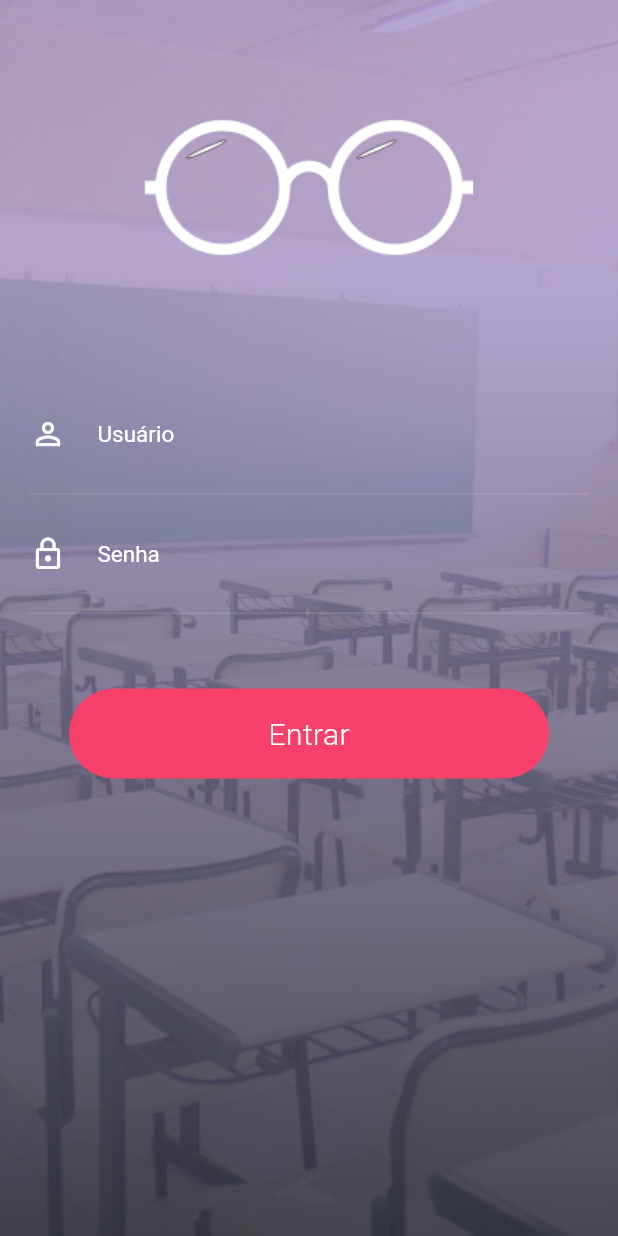
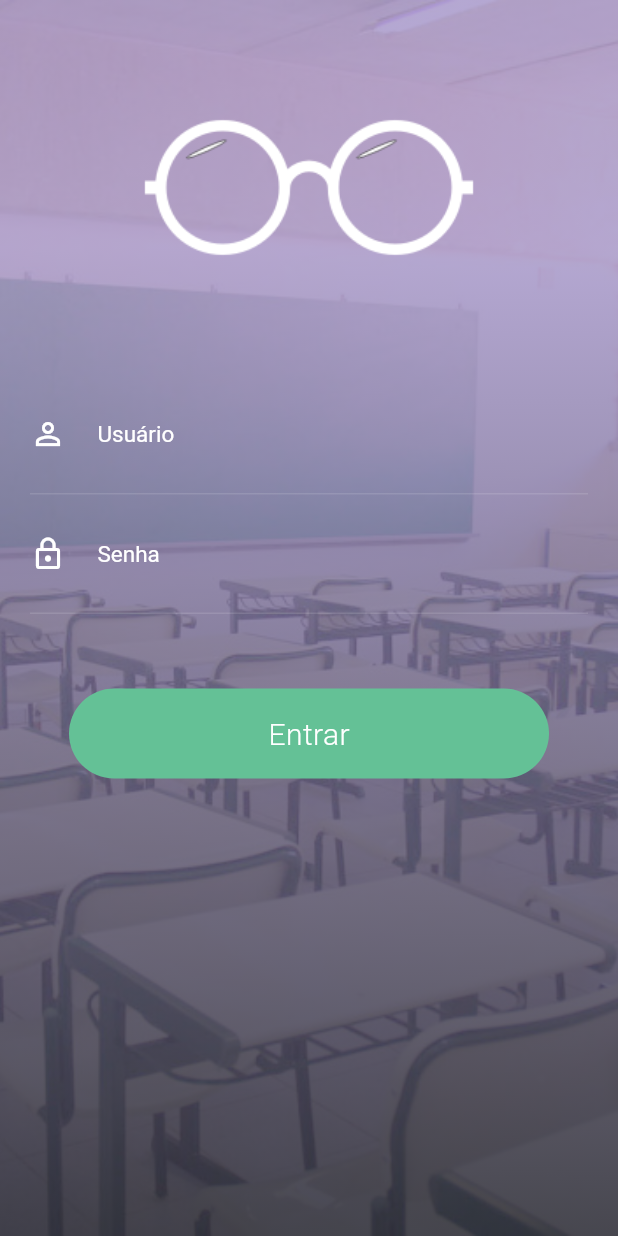
Before and after one commit to giovannilima262/appbullying, a Flutter app: the screen it shows after launch, on a phone screen of 412 x 824 dp. Run offline on Flutter 3.47's test engine with Material 2 defaults, Android fonts, the phone set to English and light mode, and no system bars.

```diff
--- a/appbullying/lib/Components/SignInButton.dart
+++ b/appbullying/lib/Components/SignInButton.dart
@@ -9,7 +9,7 @@ class SignIn extends StatelessWidget {
       height: 60.0,
       alignment: FractionalOffset.center,
       decoration: new BoxDecoration(
-        color: const Color.fromRGBO(247, 64, 106, 1.0),
+        color: const Color.fromRGBO(100, 193, 150, 1),
         borderRadius: new BorderRadius.all(const Radius.circular(30.0)),
       ),
       child: new Text(
--- a/appbullying/lib/Screens/Login/loginAnimation.dart
+++ b/appbullying/lib/Screens/Login/loginAnimation.dart
@@ -75,7 +75,7 @@ class StaggerAnimation extends StatelessWidget {
                         buttomZoomOut.value == 70 ? 60.0 : buttomZoomOut.value,
                     alignment: FractionalOffset.center,
                     decoration: new BoxDecoration(
-                      color: const Color.fromRGBO(247, 64, 106, 1.0),
+                      color: const Color.fromRGBO(100, 193, 150, 1),
                       borderRadius: buttomZoomOut.value < 400
                           ? new BorderRadius.all(const Radius.circular(30.0))
                           : new BorderRadius.all(const Radius.circular(0.0)),
@@ -105,7 +105,7 @@ class StaggerAnimation extends StatelessWidget {
                       shape: buttomZoomOut.value < 500
                           ? BoxShape.circle
                           : BoxShape.rectangle,
-                      color: const Color.fromRGBO(247, 64, 106, 1.0),
+                      color: const Color.fromRGBO(100, 193, 150, 1),
                     ),
                   ),
           )),
```
